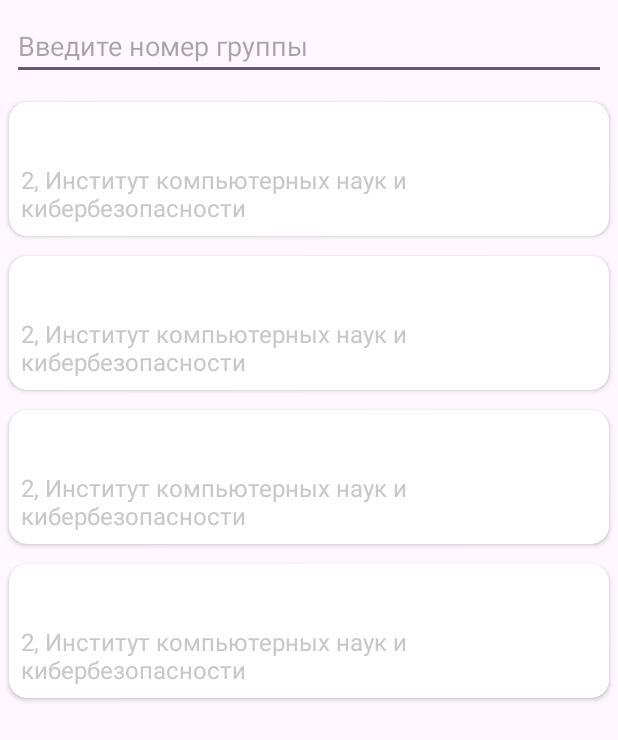
After one commit to NineDer56/MySpbstu, an Android app: the layout fragment_choose_group.xml on its own in the app's theme, with its tools: preview values and no code run, on a phone screen of 412 x 824 dp. The commit adds this screen. Shown: the top 740 px of the screen. Run offline under Robolectric (Android 15) with nearby library versions, the phone set to English and light mode, and no system bars.

Commit message:
fragment_choose_group.xml

```diff
--- /dev/null
+++ b/app/src/main/java/com/example/myspbstu/ChooseGroupFragment.kt
@@ -0,0 +1,28 @@
+package com.example.myspbstu
+
+import android.os.Bundle
+import androidx.fragment.app.Fragment
+import android.view.LayoutInflater
+import android.view.View
+import android.view.ViewGroup
+
+
+class ChooseGroupFragment : Fragment() {
+
+
+    override fun onCreate(savedInstanceState: Bundle?) {
+        super.onCreate(savedInstanceState)
+
+    }
+
+    override fun onCreateView(
+        inflater: LayoutInflater, container: ViewGroup?,
+        savedInstanceState: Bundle?
+    ): View? {
+        return inflater.inflate(R.layout.fragment_choose_group, container, false)
+    }
+
+    companion object {
+
+    }
+}
--- a/app/src/main/java/com/example/myspbstu/domain/model/Group.kt
+++ b/app/src/main/java/com/example/myspbstu/domain/model/Group.kt
@@ -3,6 +3,7 @@ package com.example.myspbstu.domain.model
 data class Group(
     private val id : Int,
     private val name : String,
+    private val level : Int,
     private val faculty: Faculty
 ) {
 }
--- /dev/null
+++ b/app/src/main/res/layout/fragment_choose_group.xml
@@ -0,0 +1,26 @@
+<?xml version="1.0" encoding="utf-8"?>
+<LinearLayout xmlns:android="http://schemas.android.com/apk/res/android"
+    xmlns:app="http://schemas.android.com/apk/res-auto"
+    xmlns:tools="http://schemas.android.com/tools"
+    android:layout_width="match_parent"
+    android:layout_height="match_parent"
+    android:orientation="vertical"
+    tools:context=".ChooseGroupFragment">
+
+    <EditText
+        android:id="@+id/edit_text_group_num"
+        android:layout_width="match_parent"
+        android:layout_height="wrap_content"
+        android:layout_margin="8dp"
+        android:hint="@string/enter_group_number"
+        android:importantForAutofill="no"
+        android:inputType="text" />
+
+    <androidx.recyclerview.widget.RecyclerView
+        android:id="@+id/rv_groups"
+        android:layout_width="match_parent"
+        android:layout_height="wrap_content"
+        tools:listitem="@layout/group_item"
+        tools:itemCount="4"
+        app:layoutManager="androidx.recyclerview.widget.LinearLayoutManager" />
+</LinearLayout>
--- /dev/null
+++ b/app/src/main/res/layout/group_item.xml
@@ -0,0 +1,34 @@
+<?xml version="1.0" encoding="utf-8"?>
+<androidx.cardview.widget.CardView xmlns:android="http://schemas.android.com/apk/res/android"
+    xmlns:app="http://schemas.android.com/apk/res-auto"
+    xmlns:tools="http://schemas.android.com/tools"
+    android:layout_width="match_parent"
+    android:layout_height="wrap_content"
+    app:cardCornerRadius="12dp"
+    app:cardUseCompatPadding="true">
+
+    <LinearLayout
+        android:layout_width="match_parent"
+        android:layout_height="wrap_content"
+        android:layout_margin="8dp"
+        android:orientation="vertical">
+
+        <TextView
+            android:id="@+id/tv_group_name"
+            android:layout_width="wrap_content"
+            android:layout_height="wrap_content"
+            android:textColor="@color/white"
+            android:textSize="24sp"
+            tools:text="5130903/30002" />
+
+        <TextView
+            android:id="@+id/tv_faculty_name"
+            android:layout_width="wrap_content"
+            android:layout_height="wrap_content"
+            android:textColor="@color/gray"
+            android:textSize="16sp"
+            tools:text="2, Институт компьютерных наук и кибербезопасности" />
+
+    </LinearLayout>
+
+</androidx.cardview.widget.CardView>
--- a/app/src/main/res/values/colors.xml
+++ b/app/src/main/res/values/colors.xml
@@ -2,4 +2,6 @@
 <resources>
     <color name="black">#FF000000</color>
     <color name="white">#FFFFFFFF</color>
+
+    <color name="gray">#C8C8C8</color>
 </resources>
--- a/app/src/main/res/values/strings.xml
+++ b/app/src/main/res/values/strings.xml
@@ -1,3 +1,6 @@
 <resources>
     <string name="app_name">MySpbstu</string>
+    <!-- TODO: Remove or change this placeholder text -->
+    <string name="hello_blank_fragment">Hello blank fragment</string>
+    <string name="enter_group_number">Введите номер группы</string>
 </resources>
```
